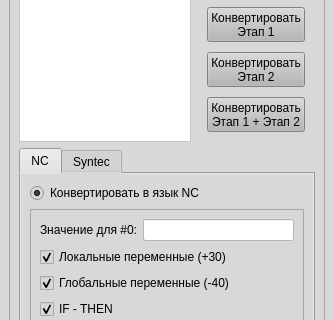
First picture: the form in design.ui, repository licwim/Fanuc, before the edit; both pictures show x 0 to 334 and y 116 to 436 of the 334 by 525 pixel window.
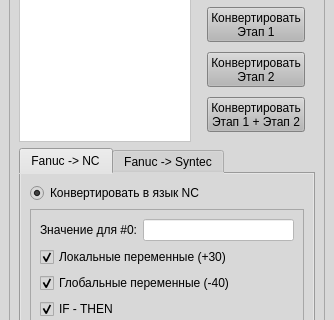
Second picture: the form after the edit. Icons and pictures are not drawn.

Patch:
```diff
--- a/design.ui
+++ b/design.ui
@@ -233,7 +233,7 @@
          </property>
          <widget class="QWidget" name="tab_nc">
           <attribute name="title">
-           <string>NC</string>
+           <string>Fanuc -&gt; NC</string>
           </attribute>
           <layout class="QVBoxLayout" name="verticalLayout_6">
            <item>
@@ -344,7 +344,7 @@
          </widget>
          <widget class="QWidget" name="tab_syntec">
           <attribute name="title">
-           <string>Syntec</string>
+           <string>Fanuc -&gt; Syntec</string>
           </attribute>
           <layout class="QVBoxLayout" name="verticalLayout_7">
            <item>
```
